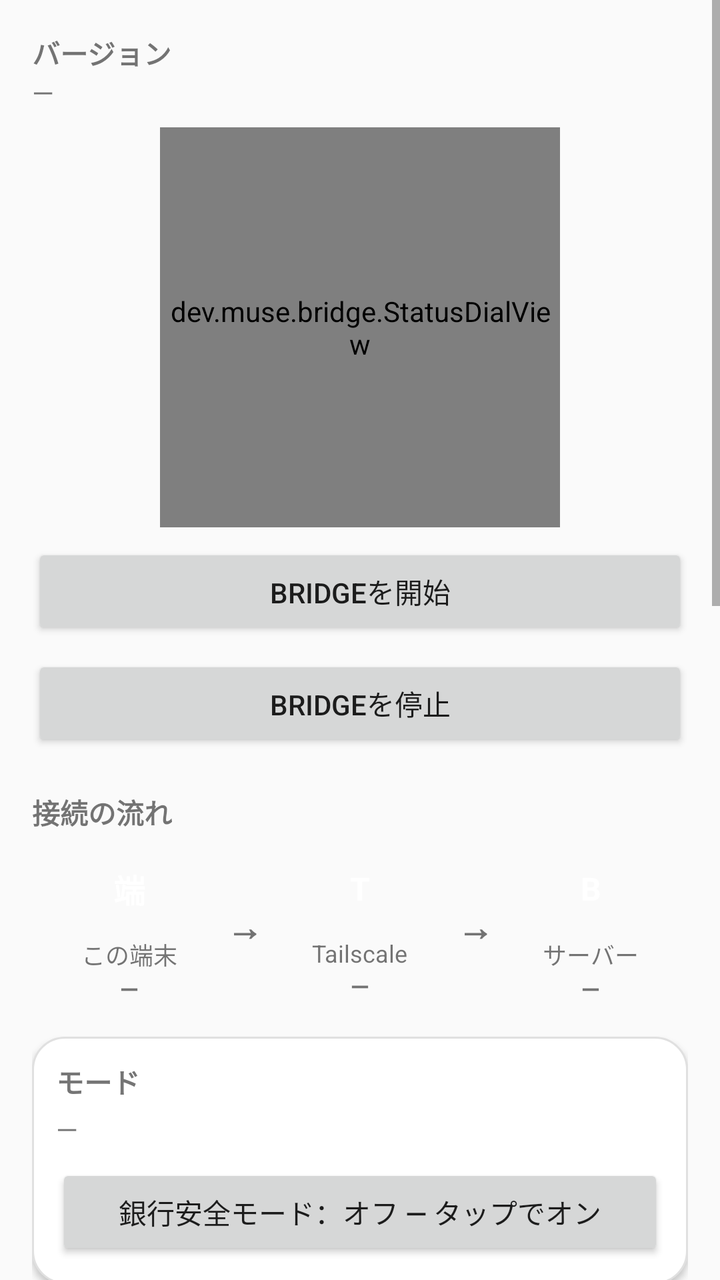
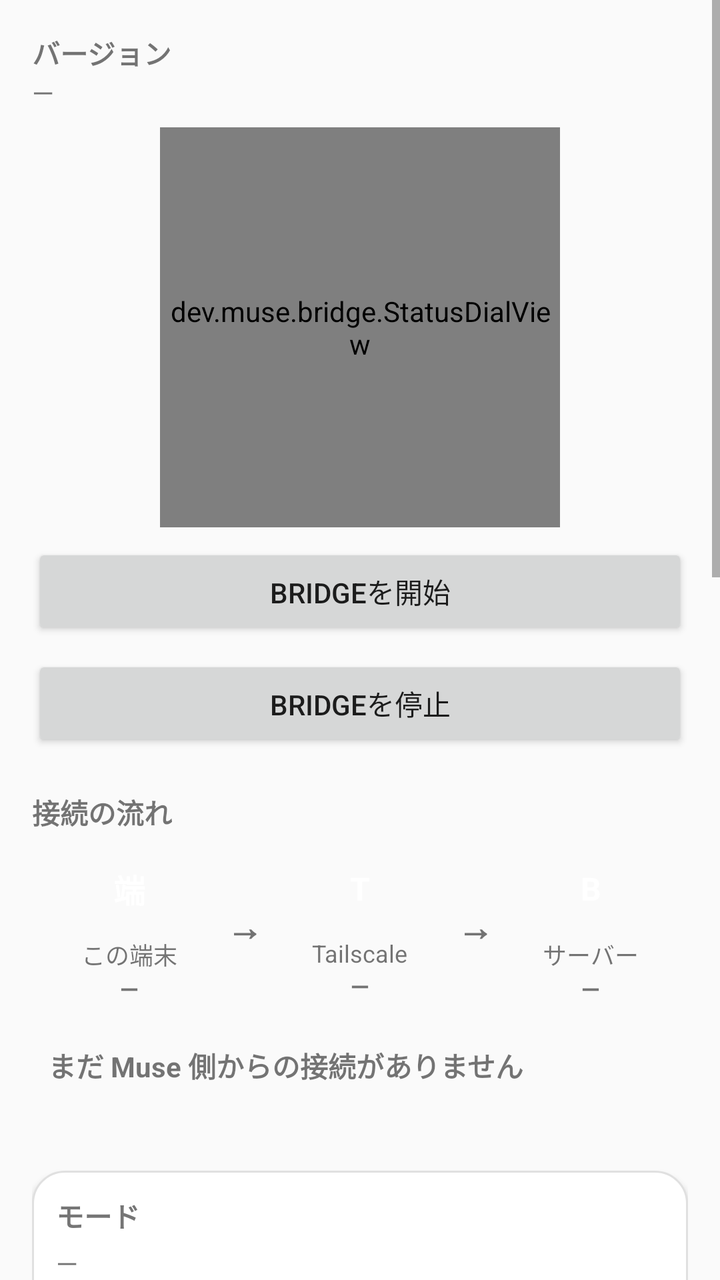

The first picture is an Android layout as it rendered before a commit; the second is the same layout after the commit. The layout source and the unified diff follow.
<!-- AndroidManifest.xml: application theme android:Theme.Material.Light.NoActionBar -->
<!-- res/layout/activity_main.xml -->
<?xml version="1.0" encoding="utf-8"?>
<ScrollView xmlns:android="http://schemas.android.com/apk/res/android"
    android:layout_width="match_parent"
    android:layout_height="match_parent">

    <LinearLayout
        android:layout_width="match_parent"
        android:layout_height="wrap_content"
        android:orientation="vertical"
        android:padding="16dp">

        <TextView
            android:layout_width="wrap_content"
            android:layout_height="wrap_content"
            android:text="@string/title_version"
            android:textStyle="bold" />
        <TextView
            android:id="@+id/version_text"
            android:layout_width="match_parent"
            android:layout_height="wrap_content"
            android:text="—" />

        
        <dev.muse.bridge.StatusDialView
            android:id="@+id/status_dial"
            android:layout_width="200dp"
            android:layout_height="200dp"
            android:layout_gravity="center_horizontal"
            android:layout_marginTop="8dp" />

        <Button
            android:id="@+id/start_button"
            android:layout_width="match_parent"
            android:layout_height="wrap_content"
            android:layout_marginTop="8dp"
            android:minHeight="48dp"
            android:text="@string/btn_start" />
        <Button
            android:id="@+id/stop_button"
            android:layout_width="match_parent"
            android:layout_height="wrap_content"
            android:layout_marginTop="8dp"
            android:minHeight="48dp"
            android:text="@string/btn_stop" />

        
        <TextView
            android:layout_width="wrap_content"
            android:layout_height="wrap_content"
            android:layout_marginTop="20dp"
            android:text="@string/flow_title"
            android:textStyle="bold" />
        <LinearLayout
            android:layout_width="match_parent"
            android:layout_height="wrap_content"
            android:layout_marginTop="8dp"
            android:orientation="horizontal">
            <LinearLayout
                android:id="@+id/flow_node_device"
                android:layout_width="0dp"
                android:layout_height="wrap_content"
                android:layout_weight="1"
                android:gravity="center_horizontal"
                android:orientation="vertical">
                <TextView
                    android:id="@+id/flow_dot_device"
                    android:layout_width="40dp"
                    android:layout_height="40dp"
                    android:gravity="center"
                    android:importantForAccessibility="no"
                    android:text="端"
                    android:textColor="#FFFFFF"
                    android:textSize="16sp"
                    android:textStyle="bold" />
                <TextView
                    android:layout_width="wrap_content"
                    android:layout_height="wrap_content"
                    android:layout_marginTop="4dp"
                    android:importantForAccessibility="no"
                    android:text="@string/flow_device"
                    android:textSize="12sp" />
                <TextView
                    android:id="@+id/flow_status_device"
                    android:layout_width="wrap_content"
                    android:layout_height="wrap_content"
                    android:importantForAccessibility="no"
                    android:text="—"
                    android:textSize="12sp"
                    android:textStyle="bold" />
            </LinearLayout>
            <TextView
                android:id="@+id/flow_arrow_tailscale"
                android:layout_width="wrap_content"
                android:layout_height="wrap_content"
                android:layout_gravity="center_vertical"
                android:importantForAccessibility="no"
                android:text="→"
                android:textSize="18sp"
                android:textStyle="bold" />
            <LinearLayout
                android:id="@+id/flow_node_tailscale"
                android:layout_width="0dp"
                android:layout_height="wrap_content"
                android:layout_weight="1"
                android:gravity="center_horizontal"
                android:orientation="vertical">
                <TextView
                    android:id="@+id/flow_dot_tailscale"
                    android:layout_width="40dp"
                    android:layout_height="40dp"
                    android:gravity="center"
                    android:importantForAccessibility="no"
                    android:text="T"
                    android:textColor="#FFFFFF"
                    android:textSize="16sp"
                    android:textStyle="bold" />
                <TextView
                    android:layout_width="wrap_content"
                    android:layout_height="wrap_content"
                    android:layout_marginTop="4dp"
                    android:importantForAccessibility="no"
                    android:text="@string/flow_tailscale"
                    android:textSize="12sp" />
                <TextView
                    android:id="@+id/flow_status_tailscale"
                    android:layout_width="wrap_content"
                    android:layout_height="wrap_content"
                    android:importantForAccessibility="no"
                    android:text="—"
                    android:textSize="12sp"
                    android:textStyle="bold" />
            </LinearLayout>
            <TextView
                android:id="@+id/flow_arrow_server"
                android:layout_width="wrap_content"
                android:layout_height="wrap_content"
                android:layout_gravity="center_vertical"
                android:importantForAccessibility="no"
                android:text="→"
                android:textSize="18sp"
                android:textStyle="bold" />
            <LinearLayout
                android:id="@+id/flow_node_server"
                android:layout_width="0dp"
                android:layout_height="wrap_content"
                android:layout_weight="1"
                android:gravity="center_horizontal"
                android:orientation="vertical">
                <TextView
                    android:id="@+id/flow_dot_server"
                    android:layout_width="40dp"
                    android:layout_height="40dp"
                    android:gravity="center"
                    android:importantForAccessibility="no"
                    android:text="B"
                    android:textColor="#FFFFFF"
                    android:textSize="16sp"
                    android:textStyle="bold" />
                <TextView
                    android:layout_width="wrap_content"
                    android:layout_height="wrap_content"
                    android:layout_marginTop="4dp"
                    android:importantForAccessibility="no"
                    android:text="@string/flow_server"
                    android:textSize="12sp" />
                <TextView
                    android:id="@+id/flow_status_server"
                    android:layout_width="wrap_content"
                    android:layout_height="wrap_content"
                    android:importantForAccessibility="no"
                    android:text="—"
                    android:textSize="12sp"
                    android:textStyle="bold" />
            </LinearLayout>
        </LinearLayout>

        
        <LinearLayout
            android:layout_width="match_parent"
            android:layout_height="wrap_content"
            android:layout_marginTop="16dp"
            android:background="@drawable/card_background"
            android:elevation="2dp"
            android:orientation="vertical"
            android:padding="12dp">
            <TextView
                android:layout_width="wrap_content"
                android:layout_height="wrap_content"
                android:text="@string/status_mode_label"
                android:textColor="@color/status_neutral"
                android:textStyle="bold" />
            <TextView
                android:id="@+id/status_mode_value"
                android:layout_width="match_parent"
                android:layout_height="wrap_content"
                android:layout_marginTop="4dp"
                android:text="—" />
            <Button
                android:id="@+id/mode_button"
                android:layout_width="match_parent"
                android:layout_height="wrap_content"
                android:layout_marginTop="8dp"
                android:minHeight="48dp"
                android:text="@string/btn_mode_minimal" />
        </LinearLayout>

        
        <LinearLayout
            android:layout_width="match_parent"
            android:layout_height="wrap_content"
            android:layout_marginTop="12dp"
            android:background="@drawable/card_background"
            android:elevation="2dp"
            android:orientation="vertical"
            android:padding="12dp">
            <TextView
                android:layout_width="wrap_content"
                android:layout_height="wrap_content"
                android:text="@string/card_access"
                android:textColor="@color/status_neutral"
                android:textStyle="bold" />
            <LinearLayout
                android:layout_width="match_parent"
                android:layout_height="wrap_content"
                android:layout_marginTop="8dp"
                android:orientation="horizontal">
                <TextView
                    android:layout_width="140dp"
                    android:layout_height="wrap_content"
                    android:text="@string/status_a11y_label"
                    android:textColor="@color/status_neutral"
                    android:textStyle="bold" />
                <TextView
                    android:id="@+id/status_a11y_value"
                    android:layout_width="0dp"
                    android:layout_height="wrap_content"
                    android:layout_weight="1"
                    android:text="—" />
            </LinearLayout>
            <Button
                android:id="@+id/accessibility_button"
                android:layout_width="match_parent"
                android:layout_height="wrap_content"
                android:layout_marginTop="8dp"
                android:minHeight="48dp"
                android:text="@string/btn_accessibility" />
            <LinearLayout
                android:layout_width="match_parent"
                android:layout_height="wrap_content"
                android:layout_marginTop="12dp"
                android:orientation="horizontal">
                <TextView
                    android:layout_width="140dp"
                    android:layout_height="wrap_content"
                    android:text="@string/status_notif_label"
                    android:textColor="@color/status_neutral"
                    android:textStyle="bold" />
                <TextView
                    android:id="@+id/status_notif_value"
                    android:layout_width="0dp"
                    android:layout_height="wrap_content"
                    android:layout_weight="1"
                    android:text="—" />
            </LinearLayout>
            <Button
                android:id="@+id/notification_button"
                android:layout_width="match_parent"
                android:layout_height="wrap_content"
                android:layout_marginTop="8dp"
                android:minHeight="48dp"
                android:text="@string/btn_notification" />
        </LinearLayout>

        
        <LinearLayout
            android:layout_width="match_parent"
            android:layout_height="wrap_content"
            android:layout_marginTop="12dp"
            android:background="@drawable/card_background"
            android:elevation="2dp"
            android:orientation="vertical"
            android:padding="12dp">
            <TextView
                android:layout_width="wrap_content"
                android:layout_height="wrap_content"
                android:text="@string/card_connection"
                android:textColor="@color/status_neutral"
                android:textStyle="bold" />
            <TextView
                android:layout_width="wrap_content"
                android:layout_height="wrap_content"
                android:layout_marginTop="8dp"
                android:text="@string/title_address"
                android:textStyle="bold" />
            <LinearLayout
                android:layout_width="match_parent"
                android:layout_height="wrap_content"
                android:orientation="horizontal">
                <TextView
                    android:id="@+id/address_text"
                    android:layout_width="0dp"
                    android:layout_height="wrap_content"
                    android:layout_weight="1"
                    android:text="—"
                    android:textIsSelectable="true" />
                <TextView
                    android:id="@+id/address_toggle_label"
                    android:layout_width="wrap_content"
                    android:layout_height="wrap_content"
                    android:layout_marginStart="8dp"
                    android:text="@string/token_show"
                    android:textStyle="bold" />
            </LinearLayout>
            <TextView
                android:layout_width="wrap_content"
                android:layout_height="wrap_content"
                android:layout_marginTop="12dp"
                android:text="@string/title_token"
                android:textStyle="bold" />
            <LinearLayout
                android:layout_width="match_parent"
                android:layout_height="wrap_content"
                android:orientation="horizontal">
                <TextView
                    android:id="@+id/token_text"
                    android:layout_width="0dp"
                    android:layout_height="wrap_content"
                    android:layout_weight="1"
                    android:text="—"
                    android:textIsSelectable="true" />
                <TextView
                    android:id="@+id/token_toggle_label"
                    android:layout_width="wrap_content"
                    android:layout_height="wrap_content"
                    android:layout_marginStart="8dp"
                    android:text="@string/token_show"
                    android:textStyle="bold" />
            </LinearLayout>
            <TextView
                android:layout_width="match_parent"
                android:layout_height="wrap_content"
                android:text="@string/token_toggle_hint"
                android:textColor="@color/status_neutral"
                android:textSize="12sp" />
        </LinearLayout>

        <Button
            android:id="@+id/add_tile_button"
            android:layout_width="match_parent"
            android:layout_height="wrap_content"
            android:layout_marginTop="16dp"
            android:minHeight="48dp"
            android:text="@string/btn_add_tile" />
        <Button
            android:id="@+id/regenerate_button"
            android:layout_width="match_parent"
            android:layout_height="wrap_content"
            android:layout_marginTop="8dp"
            android:minHeight="48dp"
            android:text="@string/btn_regenerate" />
        <Button
            android:id="@+id/log_button"
            android:layout_width="match_parent"
            android:layout_height="wrap_content"
            android:layout_marginTop="8dp"
            android:minHeight="48dp"
            android:text="@string/btn_log" />

        <TextView
            android:layout_width="match_parent"
            android:layout_height="wrap_content"
            android:layout_marginTop="24dp"
            android:lineSpacingExtra="2dp"
            android:text="@string/hint"
            android:textColor="#424242" />
    </LinearLayout>
</ScrollView>
<!-- resources referenced by this layout -->
<resources>
  <color name="status_neutral">#757575</color>
  <!-- drawable card_background (drawable) -->
  <?xml version="1.0" encoding="utf-8"?>
  <shape xmlns:android="http://schemas.android.com/apk/res/android"
      android:shape="rectangle">
      <solid android:color="#FFFFFF" />
      <corners android:radius="16dp" />
      <stroke android:width="1dp" android:color="#E0E0E0" />
  </shape>
  <string name="btn_accessibility">アクセシビリティ設定を開く</string>
  <string name="btn_add_tile">クイック設定に追加</string>
  <string name="btn_log">ログを見る</string>
  <string name="btn_mode_minimal">銀行安全モード：オフ — タップでオン</string>
  <string name="btn_notification">通知アクセス設定を開く</string>
  <string name="btn_regenerate">トークンを再発行</string>
  <string name="btn_start">Bridgeを開始</string>
  <string name="btn_stop">Bridgeを停止</string>
  <string name="card_access">アクセス</string>
  <string name="card_connection">接続情報</string>
  <string name="flow_device">この端末</string>
  <string name="flow_server">サーバー</string>
  <string name="flow_tailscale">Tailscale</string>
  <string name="flow_title">接続の流れ</string>
  <string name="hint">Bridgeはこの端末内でのみ待ち受けます（Tailscaleアドレスとlocalhost）。すべてのリクエストに上のトークンが必要です。使い終わったらBridgeを停止してください。</string>
  <string name="status_a11y_label">アクセシビリティ</string>
  <string name="status_mode_label">モード</string>
  <string name="status_notif_label">通知アクセス</string>
  <string name="title_address">Bridgeアドレス</string>
  <string name="title_token">Bridgeトークン（他人に見せないで）</string>
  <string name="title_version">バージョン</string>
  <string name="token_show">表示</string>
  <string name="token_toggle_hint">タップで表示／非表示を切り替えます</string>
</resources>

<!-- the commit's change to res/layout/activity_main.xml (unified diff, before → after) -->
@@ -176,6 +176,32 @@
 
         
         <LinearLayout
+            android:id="@+id/ping_row"
+            android:layout_width="match_parent"
+            android:layout_height="wrap_content"
+            android:layout_marginTop="12dp"
+            android:clickable="true"
+            android:focusable="true"
+            android:orientation="vertical"
+            android:padding="8dp">
+            <TextView
+                android:id="@+id/ping_text"
+                android:layout_width="wrap_content"
+                android:layout_height="wrap_content"
+                android:text="@string/ping_no_client"
+                android:textStyle="bold" />
+            <TextView
+                android:id="@+id/ping_detail"
+                android:layout_width="wrap_content"
+                android:layout_height="wrap_content"
+                android:layout_marginTop="2dp"
+                android:text=""
+                android:textColor="@color/status_neutral"
+                android:textSize="12sp" />
+        </LinearLayout>
+
+        
+        <LinearLayout
             android:layout_width="match_parent"
             android:layout_height="wrap_content"
             android:layout_marginTop="16dp"
<!-- resource entries referenced after the edit -->
@@ -24,6 +24,7 @@
   <string name="flow_tailscale">Tailscale</string>
   <string name="flow_title">接続の流れ</string>
   <string name="hint">Bridgeはこの端末内でのみ待ち受けます（Tailscaleアドレスとlocalhost）。すべてのリクエストに上のトークンが必要です。使い終わったらBridgeを停止してください。</string>
+  <string name="ping_no_client">まだ Muse 側からの接続がありません</string>
   <string name="status_a11y_label">アクセシビリティ</string>
   <string name="status_mode_label">モード</string>
   <string name="status_notif_label">通知アクセス</string>
